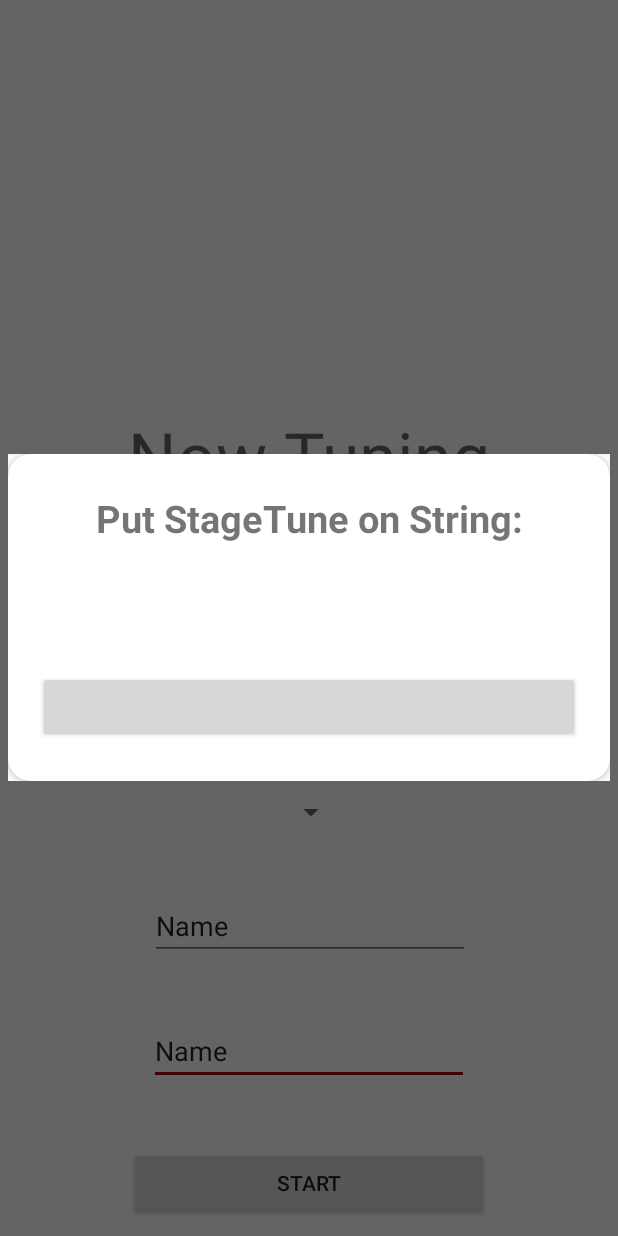
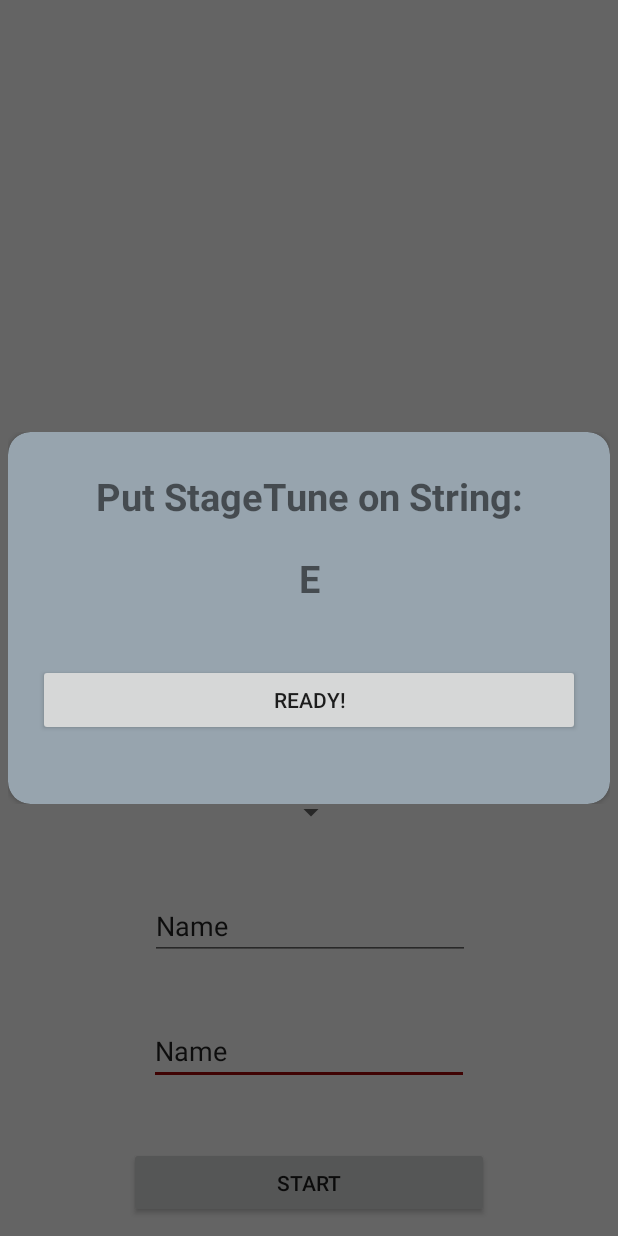
Before and after one commit to AnnaProprentner/StageTuneApp, an Android app: the NowTuningActivity screen opened directly, with no data from a screen before it, after a tap on "START", on a phone screen of 412 x 824 dp. Run offline under Robolectric (Android 15) with nearby library versions, the phone set to English and light mode, and no system bars; 4 statements that could not run were skipped.

Commit message:
Popup Window created, started and dimissed on bluetooth Popup_window_one.xml    (Put StageTune On) Popup_window_two.xml    (Pick) Popup_window_three.xml  (Now Tuning) Popup_window_four.xml   (Finished)
Design Changes

```diff
--- a/app/src/main/res/layout/popup_window_one.xml
+++ b/app/src/main/res/layout/popup_window_one.xml
@@ -9,7 +9,7 @@
     android:layout_gravity="center_horizontal"
     android:gravity="center_vertical"
 
-    android:background="#fafafa"
+
 
     >
 
@@ -17,26 +17,26 @@
 
         android:layout_width="match_parent"
         android:layout_height="wrap_content"
+        android:layout_alignParentStart="true"
 
-        app:cardCornerRadius="15dp"
-        app:cardBackgroundColor="#ffffff"
+        android:layout_alignParentLeft="true"
 
         android:layout_alignParentTop="true"
-        android:layout_alignParentLeft="true"
-        android:layout_alignParentStart="true"
+        app:cardBackgroundColor="#97A4AE"
+        app:cardCornerRadius="15dp">
+
+        <LinearLayout
+            android:layout_width="match_parent"
+            android:layout_height="wrap_content"
+            android:orientation="vertical"
             >
 
             <LinearLayout
                 android:layout_width="match_parent"
                 android:layout_height="wrap_content"
-            android:orientation="vertical">
-
-            <LinearLayout
-                android:layout_width="match_parent"
-                android:layout_height="wrap_content"
-                android:orientation="vertical"
                 android:layout_marginTop="25dp"
                 android:layout_marginBottom="25dp"
+                android:orientation="vertical"
 
                 >
 
@@ -46,11 +46,10 @@
                     android:layout_marginLeft="20dp"
                     android:layout_marginRight="20dp"
 
+                    android:text="Put StageTune on String:"
                     android:textAlignment="center"
-                android:textStyle="bold"
                     android:textSize="25dp"
-                android:text="Put StageTune on String:"
-                />
+                    android:textStyle="bold" />
 
                 <TextView
                     android:id="@+id/txtStringToTune"
@@ -59,12 +58,13 @@
                     android:layout_height="wrap_content"
 
                     android:layout_marginLeft="20dp"
+                    android:layout_marginTop="20dp"
                     android:layout_marginRight="20dp"
+                    android:layout_marginBottom="20dp"
 
                     android:textAlignment="center"
-                android:textStyle="bold"
                     android:textSize="25dp"
-                />
+                    android:textStyle="bold" />
 
 
                 <Button
@@ -74,9 +74,11 @@
                     android:layout_height="wrap_content"
 
                     android:layout_marginLeft="20dp"
+                    android:layout_marginTop="20dp"
                     android:layout_marginRight="20dp"
-                android:layout_marginTop="50dp"
+                    android:layout_marginBottom="20dp"
 
+                    android:text="Ready!"
 
                     />
 
```
Also changed, not shown: app/src/main/java/com/example/anna/simplebluetooth/NowTuningActivity.java (+48 -3 lines). Lines whose indentation alone changed are shown as unchanged.
